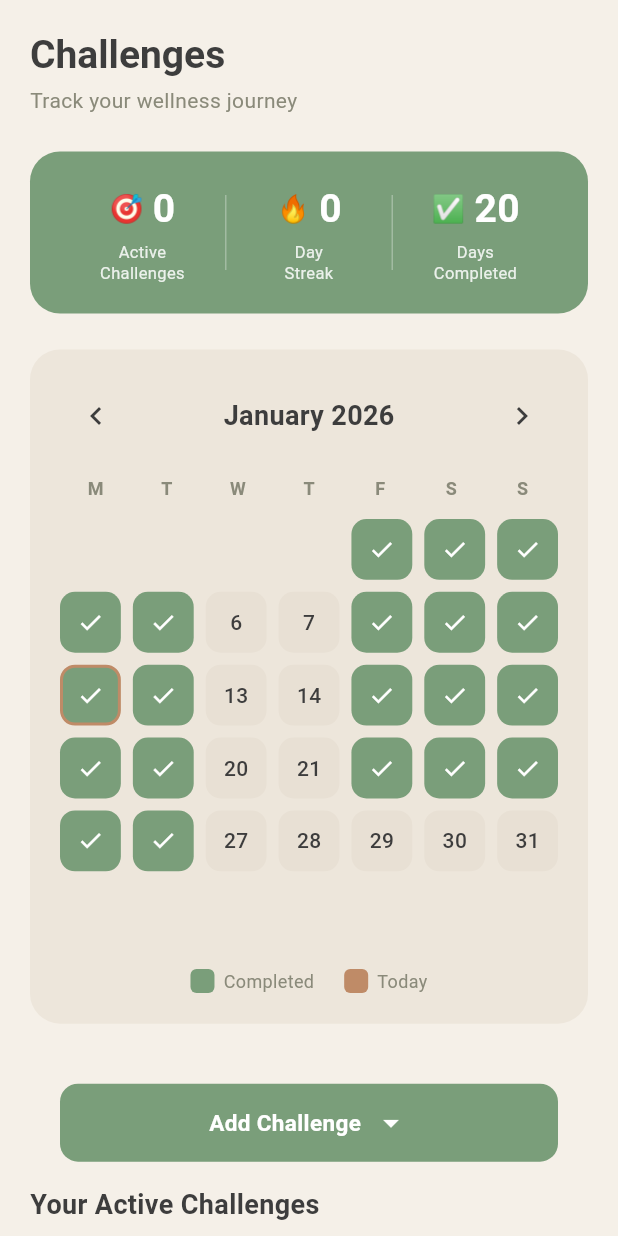
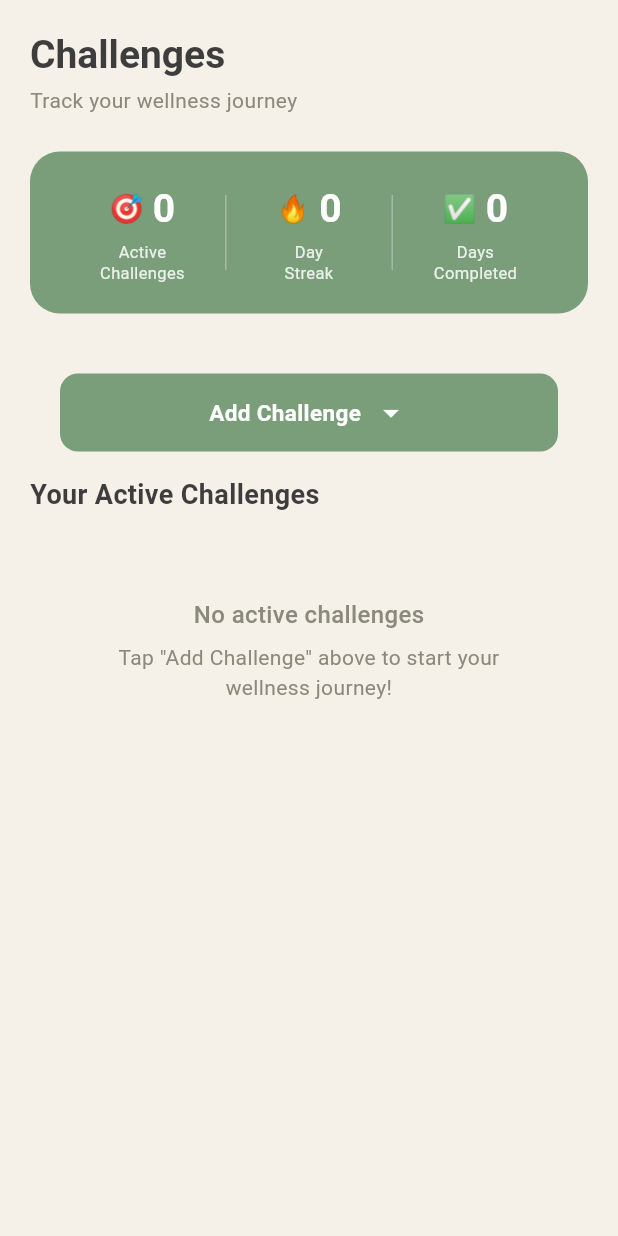
Before and after one commit to Christinamurra/Remedia, a Flutter app: the screen it shows after launch, after a tap on "Next", after a tap on "Skip", after a tap on "See all", on a phone screen of 412 x 824 dp. Run offline on Flutter 3.47's test engine with Material 3 defaults, Android fonts, the phone set to English and light mode, and no system bars; our stand-ins replace cloud_firestore, hive, hive_flutter; missing offline and left inert: google_mlkit_text_recognition; accounts and stored records are empty.

Commit message:
Replace large calendar with compact per-challenge day trackers
Removed the space-consuming monthly calendar view and replaced it with individual 30-day tracker boxes under each active challenge. Users can now tap small numbered boxes to mark days complete, with each challenge having its own independent progress tracker.

Co-Authored-By: Claude Sonnet 4.5 <noreply@anthropic.com>

```diff
--- a/lib/screens/challenges_screen.dart
+++ b/lib/screens/challenges_screen.dart
@@ -11,10 +11,10 @@ class ChallengesScreen extends StatefulWidget {
 
 class _ChallengesScreenState extends State<ChallengesScreen> {
   final List<Challenge> _challenges = List.from(sampleChallenges);
-  DateTime _selectedMonth = DateTime.now();
 
-  // Sample completed days for demo
-  final Set<int> _completedDays = {1, 2, 3, 4, 5, 8, 9, 10, 11, 12, 15, 16, 17, 18, 19, 22, 23, 24, 25, 26};
+  // Completed days per challenge (challenge index -> set of completed day numbers)
+  // Starts empty - users will check off days as they complete them
+  final Map<int, Set<int>> _completedDaysPerChallenge = {};
 
   void _toggleChallenge(int index) {
     setState(() {
@@ -56,10 +56,6 @@ class _ChallengesScreenState extends State<ChallengesScreen> {
 
               // Active challenge summary
               _buildActiveSummary(),
-              const SizedBox(height: 24),
-
-              // Calendar
-              _buildCalendar(),
               const SizedBox(height: 24),
 
               // Add Challenge Dropdown Button
@@ -114,6 +110,8 @@ class _ChallengesScreenState extends State<ChallengesScreen> {
   Widget _buildActiveSummary() {
     final activeCount = _challenges.where((c) => c.isActive).length;
     final totalStreak = _challenges.fold<int>(0, (sum, c) => sum + c.currentStreak);
+    final totalCompletedDays = _completedDaysPerChallenge.values
+        .fold<int>(0, (sum, days) => sum + days.length);
 
     return Container(
       padding: const EdgeInsets.all(20),
@@ -149,7 +147,7 @@ class _ChallengesScreenState extends State<ChallengesScreen> {
           ),
           Expanded(
             child: _buildStatItem(
-              '${_completedDays.length}',
+              '$totalCompletedDays',
               'Days\nCompleted',
               '✅',
             ),
@@ -191,179 +189,79 @@ class _ChallengesScreenState extends State<ChallengesScreen> {
     );
   }
 
-  Widget _buildCalendar() {
-    final daysInMonth = DateTime(_selectedMonth.year, _selectedMonth.month + 1, 0).day;
-    final firstDayOfMonth = DateTime(_selectedMonth.year, _selectedMonth.month, 1);
-    final firstWeekday = firstDayOfMonth.weekday;
 
-    return Container(
-      padding: const EdgeInsets.all(20),
-      decoration: BoxDecoration(
-        color: RemediaColors.cardSand,
-        borderRadius: BorderRadius.circular(20),
-      ),
-      child: Column(
+  Widget _buildDayTracker(int challengeIndex, int totalDays) {
+    final completedDays = _completedDaysPerChallenge[challengeIndex] ?? {};
+
+    return Column(
+      crossAxisAlignment: CrossAxisAlignment.start,
       children: [
-          // Month header
-          Row(
-            mainAxisAlignment: MainAxisAlignment.spaceBetween,
-            children: [
-              IconButton(
-                onPressed: () {
-                  setState(() {
-                    _selectedMonth = DateTime(_selectedMonth.year, _selectedMonth.month - 1);
-                  });
-                },
-                icon: Icon(Icons.chevron_left, color: RemediaColors.textDark),
-              ),
         Text(
-                '${_getMonthName(_selectedMonth.month)} ${_selectedMonth.year}',
-                style: TextStyle(
-                  color: RemediaColors.textDark,
-                  fontSize: 18,
-                  fontWeight: FontWeight.w600,
-                ),
-              ),
-              IconButton(
-                onPressed: () {
-                  setState(() {
-                    _selectedMonth = DateTime(_selectedMonth.year, _selectedMonth.month + 1);
-                  });
-                },
-                icon: Icon(Icons.chevron_right, color: RemediaColors.textDark),
-              ),
-            ],
-          ),
-          const SizedBox(height: 16),
-
-          // Weekday headers
-          Row(
-            mainAxisAlignment: MainAxisAlignment.spaceAround,
-            children: ['M', 'T', 'W', 'T', 'F', 'S', 'S'].map((day) {
-              return SizedBox(
-                width: 36,
-                child: Center(
-                  child: Text(
-                    day,
+          '30-Day Tracker',
           style: TextStyle(
             color: RemediaColors.textMuted,
             fontSize: 12,
             fontWeight: FontWeight.w600,
           ),
         ),
-                ),
-              );
-            }).toList(),
-          ),
-          const SizedBox(height: 12),
-
-          // Calendar grid
-          GridView.builder(
-            shrinkWrap: true,
-            physics: const NeverScrollableScrollPhysics(),
-            gridDelegate: const SliverGridDelegateWithFixedCrossAxisCount(
-              crossAxisCount: 7,
-              childAspectRatio: 1,
-              mainAxisSpacing: 8,
-              crossAxisSpacing: 8,
-            ),
-            itemCount: 42,
-            itemBuilder: (context, index) {
-              final dayOffset = index - (firstWeekday - 1);
-              if (dayOffset < 1 || dayOffset > daysInMonth) {
-                return const SizedBox();
-              }
-
-              final isCompleted = _completedDays.contains(dayOffset);
-              final isToday = dayOffset == DateTime.now().day &&
-                  _selectedMonth.month == DateTime.now().month &&
-                  _selectedMonth.year == DateTime.now().year;
+        const SizedBox(height: 8),
+        Wrap(
+          spacing: 6,
+          runSpacing: 6,
+          children: List.generate(totalDays, (index) {
+            final dayNumber = index + 1;
+            final isCompleted = completedDays.contains(dayNumber);
 
             return GestureDetector(
               onTap: () {
                 setState(() {
-                    if (_completedDays.contains(dayOffset)) {
-                      _completedDays.remove(dayOffset);
+                  if (!_completedDaysPerChallenge.containsKey(challengeIndex)) {
+                    _completedDaysPerChallenge[challengeIndex] = {};
+                  }
+                  if (isCompleted) {
+                    _completedDaysPerChallenge[challengeIndex]!.remove(dayNumber);
                   } else {
-                      _completedDays.add(dayOffset);
+                    _completedDaysPerChallenge[challengeIndex]!.add(dayNumber);
                   }
                 });
               },
               child: Container(
+                width: 32,
+                height: 32,
                 decoration: BoxDecoration(
                   color: isCompleted
                       ? RemediaColors.mutedGreen
-                        : isToday
-                            ? RemediaColors.terraCotta.withValues(alpha: 0.2)
                       : RemediaColors.warmBeige,
-                    borderRadius: BorderRadius.circular(10),
-                    border: isToday
-                        ? Border.all(color: RemediaColors.terraCotta, width: 2)
-                        : null,
+                  borderRadius: BorderRadius.circular(6),
+                  border: Border.all(
+                    color: isCompleted
+                        ? RemediaColors.mutedGreen
+                        : RemediaColors.textMuted.withValues(alpha: 0.2),
+                    width: 1,
+                  ),
                 ),
                 child: Center(
                   child: isCompleted
-                        ? const Icon(Icons.check, color: Colors.white, size: 18)
+                      ? const Icon(
+                          Icons.check,
+                          color: Colors.white,
+                          size: 16,
+                        )
                       : Text(
-                            '$dayOffset',
+                          '$dayNumber',
                           style: TextStyle(
-                              color: isToday
-                                  ? RemediaColors.terraCotta
-                                  : RemediaColors.textDark,
-                              fontSize: 14,
-                              fontWeight: isToday ? FontWeight.w700 : FontWeight.w500,
+                            color: RemediaColors.textMuted,
+                            fontSize: 11,
+                            fontWeight: FontWeight.w500,
                           ),
                         ),
                 ),
               ),
             );
-            },
-          ),
-          const SizedBox(height: 16),
-
-          // Legend
-          Row(
-            mainAxisAlignment: MainAxisAlignment.center,
-            children: [
-              _buildLegendItem(RemediaColors.mutedGreen, 'Completed'),
-              const SizedBox(width: 20),
-              _buildLegendItem(RemediaColors.terraCotta, 'Today'),
-            ],
-          ),
-        ],
-      ),
-    );
-  }
-
-  Widget _buildLegendItem(Color color, String label) {
-    return Row(
-      children: [
-        Container(
-          width: 16,
-          height: 16,
-          decoration: BoxDecoration(
-            color: color,
-            borderRadius: BorderRadius.circular(4),
-          ),
-        ),
-        const SizedBox(width: 6),
-        Text(
-          label,
-          style: TextStyle(
-            color: RemediaColors.textMuted,
-            fontSize: 12,
-          ),
+          }),
         ),
       ],
     );
-  }
-
-  String _getMonthName(int month) {
-    const months = [
-      'January', 'February', 'March', 'April', 'May', 'June',
-      'July', 'August', 'September', 'October', 'November', 'December'
-    ];
-    return months[month - 1];
   }
 
   Widget _buildAddChallengeButton() {
@@ -605,6 +503,15 @@ class _ChallengesScreenState extends State<ChallengesScreen> {
             ),
           ],
 
+          // Day tracker
+          if (challenge.isActive) ...[
+            const SizedBox(height: 16),
+            Padding(
+              padding: const EdgeInsets.symmetric(horizontal: 20),
+              child: _buildDayTracker(index, challenge.totalDays),
+            ),
+          ],
+
           // Action button
           Padding(
             padding: const EdgeInsets.all(20),
--- a/lib/screens/home_screen.dart
+++ b/lib/screens/home_screen.dart
@@ -20,7 +20,6 @@ class HomeScreen extends StatefulWidget {
 
 class _HomeScreenState extends State<HomeScreen> {
   bool _mantraExpanded = false;
-  bool _feelingExpanded = false;
   bool _quickActionsExpanded = false;
 
   @override
@@ -66,10 +65,6 @@ class _HomeScreenState extends State<HomeScreen> {
 
                     // Challenges Section - always visible (priority)
                     _buildChallengesSection(context),
-                    const SizedBox(height: 16),
-
-                    // How are you feeling - collapsible
-                    _buildCollapsibleFeeling(context),
                     const SizedBox(height: 16),
 
                     // Quick Actions - collapsible
@@ -146,7 +141,7 @@ class _HomeScreenState extends State<HomeScreen> {
               crossAxisAlignment: CrossAxisAlignment.start,
               children: [
                 Text(
-                  'Your Sanctuary',
+                  'Remedia',
                   style: TextStyle(
                     color: RemediaColors.textDark,
                     fontSize: 20,
@@ -252,20 +247,17 @@ class _HomeScreenState extends State<HomeScreen> {
         width: double.infinity,
         padding: const EdgeInsets.symmetric(horizontal: 20, vertical: 18),
         decoration: BoxDecoration(
-          gradient: LinearGradient(
-            begin: Alignment.topLeft,
-            end: Alignment.bottomRight,
-            colors: [
-              RemediaColors.terraCotta,
-              RemediaColors.warmRust,
-            ],
+          color: Colors.white.withValues(alpha: 0.3),
+          borderRadius: BorderRadius.circular(18),
+          border: Border.all(
+            color: Colors.white.withValues(alpha: 0.8),
+            width: 2,
           ),
-          borderRadius: BorderRadius.circular(18),
           boxShadow: [
             BoxShadow(
-              color: RemediaColors.terraCotta.withValues(alpha: 0.3),
-              blurRadius: 10,
-              offset: const Offset(0, 3),
+              color: Colors.black.withValues(alpha: 0.05),
+              blurRadius: 8,
+              offset: const Offset(0, 2),
             ),
           ],
         ),
@@ -274,8 +266,12 @@ class _HomeScreenState extends State<HomeScreen> {
             Container(
               padding: const EdgeInsets.all(12),
               decoration: BoxDecoration(
-                color: Colors.white.withValues(alpha: 0.2),
+                color: Colors.white.withValues(alpha: 0.5),
                 borderRadius: BorderRadius.circular(12),
+                border: Border.all(
+                  color: Colors.white.withValues(alpha: 0.9),
+                  width: 1.5,
+                ),
               ),
               child: const Text('⚡', style: TextStyle(fontSize: 24)),
             ),
@@ -289,16 +285,31 @@ class _HomeScreenState extends State<HomeScreen> {
                     style: TextStyle(
                       color: Colors.white,
                       fontSize: 18,
-                      fontWeight: FontWeight.w600,
+                      fontWeight: FontWeight.w700,
                       letterSpacing: -0.3,
+                      shadows: [
+                        Shadow(
+                          color: Colors.black.withValues(alpha: 0.3),
+                          offset: const Offset(0, 1),
+                          blurRadius: 2,
+                        ),
+                      ],
                     ),
                   ),
                   const SizedBox(height: 2),
                   Text(
                     'Get instant support',
                     style: TextStyle(
-                      color: Colors.white.withValues(alpha: 0.9),
+                      color: Colors.white.withValues(alpha: 0.95),
                       fontSize: 13,
+                      fontWeight: FontWeight.w500,
+                      shadows: [
+                        Shadow(
+                          color: Colors.black.withValues(alpha: 0.25),
+                          offset: const Offset(0, 1),
+                          blurRadius: 2,
+                        ),
+                      ],
                     ),
                   ),
                 ],
@@ -308,6 +319,13 @@ class _HomeScreenState extends State<HomeScreen> {
               Icons.arrow_forward_ios_rounded,
               color: Colors.white,
               size: 18,
+              shadows: [
+                Shadow(
+                  color: Colors.black.withValues(alpha: 0.3),
+                  offset: const Offset(0, 1),
+                  blurRadius: 2,
+                ),
+              ],
             ),
           ],
         ),
@@ -567,53 +585,6 @@ class _HomeScreenState extends State<HomeScreen> {
     );
   }
 
-  Widget _buildCollapsibleFeeling(BuildContext context) {
-    return _buildCollapsibleSection(
-      title: 'How are you feeling?',
-      isExpanded: _feelingExpanded,
-      onTap: () => setState(() => _feelingExpanded = !_feelingExpanded),
-      child: Row(
-        mainAxisAlignment: MainAxisAlignment.spaceAround,
-        children: [
-          _buildMoodButton('😊', 'Great'),
-          _buildMoodButton('😌', 'Good'),
-          _buildMoodButton('😐', 'Okay'),
-          _buildMoodButton('😔', 'Low'),
-          _buildMoodButton('😫', 'Hard'),
-        ],
-      ),
-    );
-  }
-
-  Widget _buildMoodButton(String emoji, String label) {
-    return GestureDetector(
-      onTap: () {},
-      child: Column(
-        children: [
-          Container(
-            width: 48,
-            height: 48,
-            decoration: BoxDecoration(
-              color: RemediaColors.warmBeige.withValues(alpha: 0.5),
-              borderRadius: BorderRadius.circular(12),
-            ),
-            child: Center(
-              child: Text(emoji, style: const TextStyle(fontSize: 24)),
-            ),
-          ),
-          const SizedBox(height: 6),
-          Text(
-            label,
-            style: TextStyle(
-              color: RemediaColors.textMuted,
-              fontSize: 11,
-            ),
-          ),
-        ],
-      ),
-    );
-  }
-
   Widget _buildCollapsibleQuickActions(BuildContext context) {
     return _buildCollapsibleSection(
       title: 'Quick Actions',
```
Lines whose indentation alone changed are shown as unchanged.
